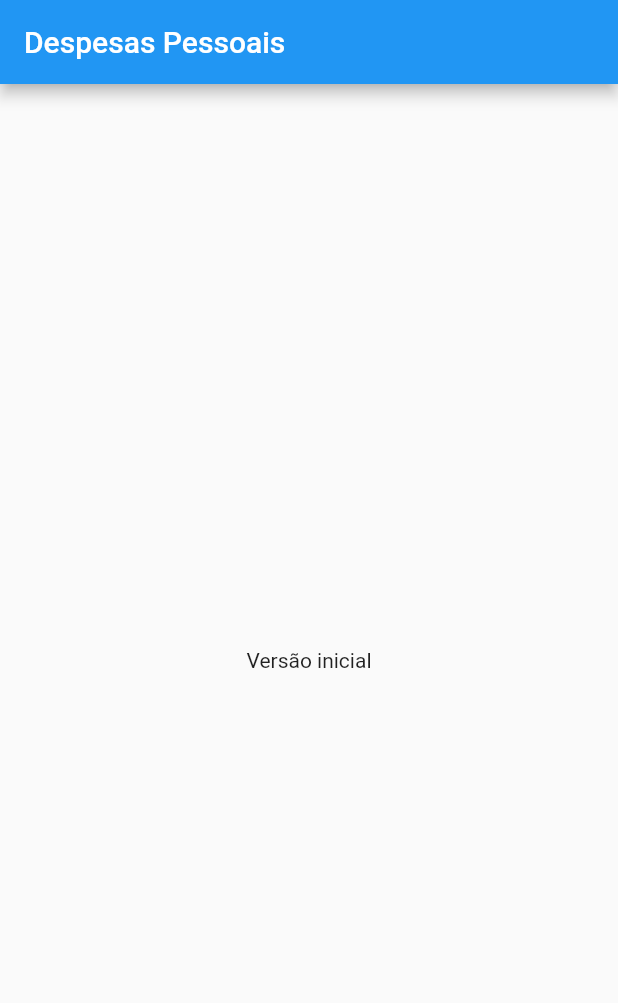
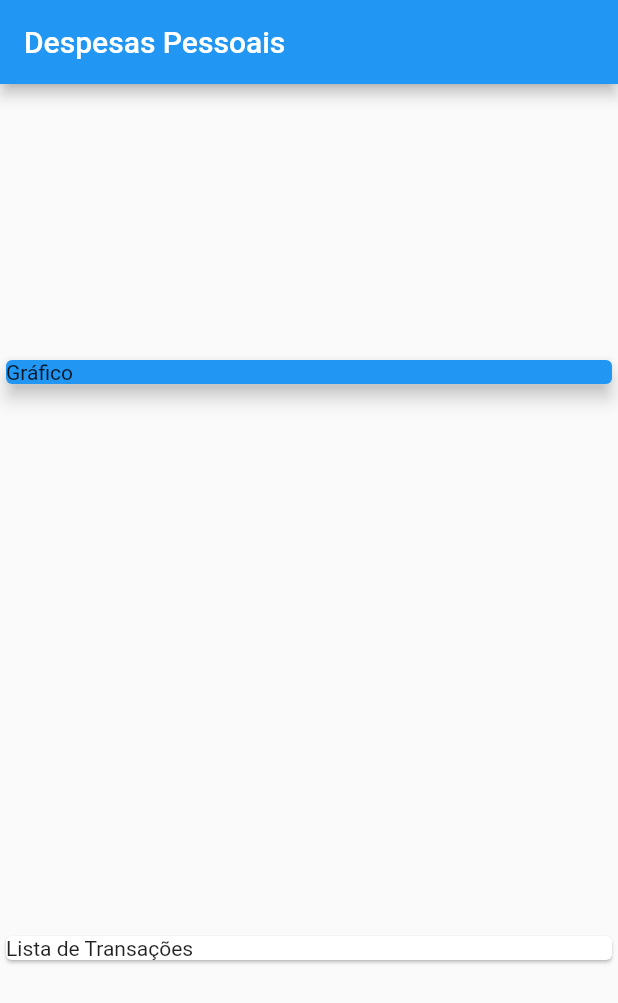
Before and after one commit to iagognunes/ProjetoDespesasPessoais, a Flutter app: the screen it shows after launch, on a phone screen of 412 x 824 dp. Shown: the top 1003 px of the screen. Run offline on Flutter 3.47's test engine with Material 2 defaults, Android fonts, the phone set to English and light mode, and no system bars.

Commit message:
Modulo 4: Aula 80
Column & Row

```diff
--- a/lib/main.dart
+++ b/lib/main.dart
@@ -16,8 +16,22 @@ class MyHomePage extends StatelessWidget {
       appBar: AppBar(
         title: Text('Despesas Pessoais'),
       ),
-      body: Center(
-        child: Text('Versão inicial'),
+      body: Column(
+        mainAxisAlignment: MainAxisAlignment.spaceAround,
+        crossAxisAlignment: CrossAxisAlignment.stretch,
+        children: [
+          Container(
+            width: double.infinity,
+            child: Card(
+              color: Colors.blue,
+              child: Text('Gráfico'),
+              elevation: 5,
+            ),
+          ),
+          Card(
+            child: Text('Lista de Transações'),
+          ),
+        ],
       ),
     );
   }
```
